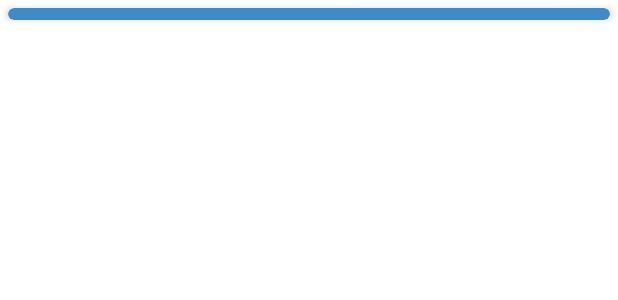
After one commit to GreeenGoo/Notes, an Android app: the layout card_view_layout.xml on its own in the app's theme, with its tools: preview values and no code run, on a phone screen of 412 x 824 dp. The commit adds this screen. Shown: the top 300 px of the screen. Run offline under Robolectric (Android 15) with nearby library versions, the phone set to English and light mode, and no system bars.

Commit message:
pull origin develop

```diff
--- a/app/build.gradle
+++ b/app/build.gradle
@@ -58,4 +58,8 @@ dependencies {
     implementation "androidx.navigation:navigation-fragment-ktx:$nav_version"
     implementation "androidx.navigation:navigation-ui-ktx:$nav_version"
 
+    //RecyclerView
+    //noinspection GradleCompatible
+    implementation 'com.android.support:cardview-v7:28.0.0'
+    implementation 'androidx.recyclerview:recyclerview:1.2.1'
 }
--- a/app/src/main/java/com/education/notes/MainActivity.kt
+++ b/app/src/main/java/com/education/notes/presentation/MainActivity.kt
@@ -1,9 +1,10 @@
-package com.education.notes
+package com.education.notes.presentation
 
 import android.os.Bundle
 import androidx.appcompat.app.AppCompatActivity
 import androidx.navigation.fragment.NavHostFragment
 import androidx.navigation.ui.setupWithNavController
+import com.education.notes.R
 import com.education.notes.databinding.ActivityMainBinding
 
 class MainActivity : AppCompatActivity() {
--- a/app/src/main/java/com/education/notes/NotesFragment.kt
+++ b/app/src/main/java/com/education/notes/presentation/fragments/notes/NotesFragment.kt
@@ -1,10 +1,11 @@
-package com.education.notes
+package com.education.notes.presentation.fragments.notes
 
 import android.os.Bundle
 import androidx.fragment.app.Fragment
 import android.view.LayoutInflater
 import android.view.View
 import android.view.ViewGroup
+import com.education.notes.R
 
 class NotesFragment : Fragment() {
 
--- a/app/src/main/java/com/education/notes/TasksFragment.kt
+++ b/app/src/main/java/com/education/notes/presentation/fragments/tasks/TasksFragment.kt
@@ -1,10 +1,11 @@
-package com.education.notes
+package com.education.notes.presentation.fragments.tasks
 
 import android.os.Bundle
 import androidx.fragment.app.Fragment
 import android.view.LayoutInflater
 import android.view.View
 import android.view.ViewGroup
+import com.education.notes.R
 
 class TasksFragment : Fragment() {
 
--- /dev/null
+++ b/app/src/main/res/layout/card_view_layout.xml
@@ -0,0 +1,15 @@
+<?xml version="1.0" encoding="utf-8"?>
+<androidx.cardview.widget.CardView xmlns:android="http://schemas.android.com/apk/res/android"
+    android:layout_width="match_parent"
+    android:layout_height="wrap_content"
+    xmlns:app="http://schemas.android.com/apk/res-auto"
+    android:id="@+id/card_view"
+    android:layout_margin="5dp"
+    app:cardBackgroundColor="#3F8BC8"
+    app:cardCornerRadius="10dp"
+    app:cardElevation="3dp"
+    app:contentPadding="4dp">
+
+
+
+</androidx.cardview.widget.CardView>
--- a/app/src/main/res/layout/fragment_notes.xml
+++ b/app/src/main/res/layout/fragment_notes.xml
@@ -3,7 +3,7 @@
     xmlns:tools="http://schemas.android.com/tools"
     android:layout_width="match_parent"
     android:layout_height="match_parent"
-    tools:context=".NotesFragment"
+    tools:context=".presentation.fragments.notes.NotesFragment"
     android:background="@color/black">
 
     <TextView
--- a/app/src/main/res/layout/fragment_tasks.xml
+++ b/app/src/main/res/layout/fragment_tasks.xml
@@ -3,7 +3,7 @@
     xmlns:tools="http://schemas.android.com/tools"
     android:layout_width="match_parent"
     android:layout_height="match_parent"
-    tools:context=".TasksFragment"
+    tools:context=".presentation.fragments.tasks.TasksFragment"
     android:background="@color/purple_200">
 
     <TextView
--- a/app/src/main/res/navigation/nav_graph.xml
+++ b/app/src/main/res/navigation/nav_graph.xml
@@ -7,12 +7,12 @@
 
     <fragment
         android:id="@+id/nav_graph_notes_fragment"
-        android:name="com.education.notes.NotesFragment"
+        android:name="com.education.notes.presentation.fragments.notes.NotesFragment"
         android:label="fragment_notes"
         tools:layout="@layout/fragment_notes" />
     <fragment
         android:id="@+id/nav_graph_tasks_fragment"
-        android:name="com.education.notes.TasksFragment"
+        android:name="com.education.notes.presentation.fragments.tasks.TasksFragment"
         android:label="fragment_tasks"
         tools:layout="@layout/fragment_tasks" />
 </navigation>
--- a/app/src/main/res/values/strings.xml
+++ b/app/src/main/res/values/strings.xml
@@ -1,5 +1,6 @@
 <resources>
     <string name="app_name">Notes</string>
+
     //Titles for bottom navigation menu
     <string name="notes">Notes</string>
     <string name="tasks">Tasks</string>
```
